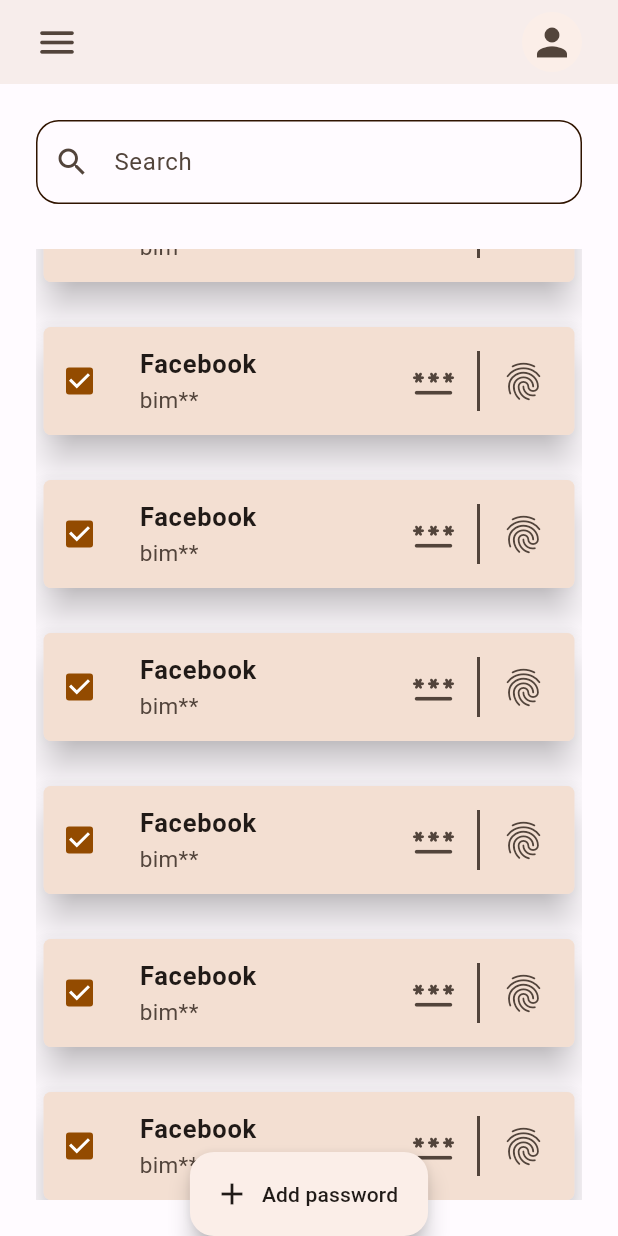
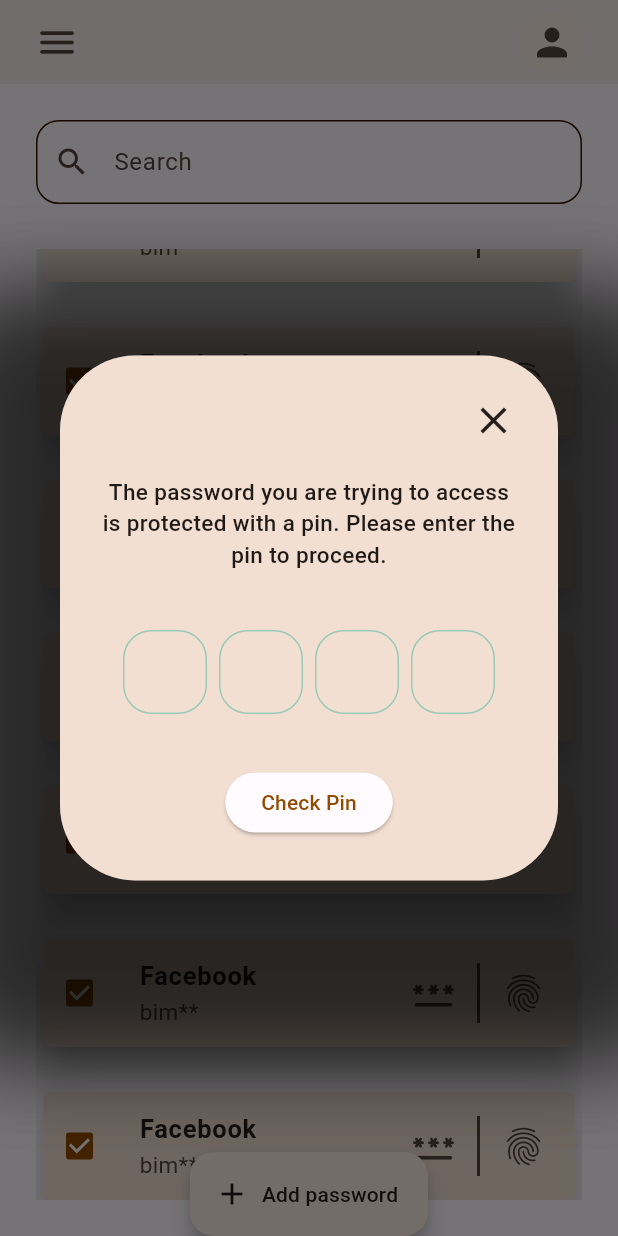
Before and after one commit to ck-lamib/Bimir-Lock, a Flutter app: the HomePage screen opened directly, scrolled down 80 dp, after a tap on the "password" icon, on a phone screen of 412 x 824 dp. Run offline on Flutter 3.47's test engine with Material 2 defaults, Android fonts, the phone set to English and light mode, and no system bars; drawn by our look-alikes of flutter_slidable, pinput; our stand-ins replace bloc, flutter_svg, introduction_screen, loading_animation_widget.

Commit message:
Add pin input custom dialog

```diff
--- a/lib/main.dart
+++ b/lib/main.dart
@@ -1,6 +1,5 @@
 import 'package:bimir_lock/utils/app_theme.dart';
-
-import 'package:bimir_lock/views/quotes_category.dart';
+import 'package:bimir_lock/views/change_access_pin.dart';
 
 import 'package:flutter/material.dart';
 
@@ -18,7 +17,7 @@ class BimirLock extends StatelessWidget {
       theme: lightTheme,
       darkTheme: darkTheme,
       debugShowCheckedModeBanner: false,
-      home: SelectQuotesCategory(),
+      home: ChangeAccessPinPage(),
     );
   }
 }
--- a/lib/widgets/access_pin.dart
+++ b/lib/widgets/access_pin.dart
@@ -3,9 +3,22 @@ import 'package:flutter/services.dart';
 import 'package:pinput/pinput.dart';
 
 class AccessPinWidget extends StatelessWidget {
-  AccessPinWidget({super.key});
+  final TextEditingController pinController;
+  final FocusNode? focusNode;
+  final TextInputAction? textInputAction;
+  final String? Function(String?)? validator;
+  final Function(String)? onCompleted;
 
-  final pinController = TextEditingController();
+  AccessPinWidget({
+    super.key,
+    required this.pinController,
+    this.focusNode,
+    this.textInputAction = TextInputAction.done,
+    this.validator,
+    this.onCompleted,
+  });
+
+  // final pinController = TextEditingController();
 
   final formKey = GlobalKey<FormState>();
 
@@ -28,14 +41,12 @@ class AccessPinWidget extends StatelessWidget {
         border: Border.all(color: borderColor),
       ),
     );
-    return Form(
-      key: formKey,
-      child: Pinput(
+    return Pinput(
       controller: pinController,
-        // focusNode: focusNode,
+      focusNode: focusNode,
       length: 4,
       keyboardType: TextInputType.number,
-        // textInputAction: TextInputAction.done,
+      textInputAction: textInputAction,
       inputFormatters: [
         FilteringTextInputFormatter.digitsOnly,
       ],
@@ -45,17 +56,12 @@ class AccessPinWidget extends StatelessWidget {
       androidSmsAutofillMethod: AndroidSmsAutofillMethod.smsUserConsentApi,
       listenForMultipleSmsOnAndroid: true,
       defaultPinTheme: defaultPinTheme,
-        validator: (value) {
-          // return value == '2222' ? null : 'Pin is incorrect';
-          return null;
-        },
+      validator: validator,
       hapticFeedbackType: HapticFeedbackType.lightImpact,
-        onCompleted: (pin) {
-          debugPrint('onCompleted: $pin');
-        },
-        onChanged: (value) {
-          debugPrint('onChanged: $value');
-        },
+      onCompleted: onCompleted,
+      // onChanged: (value) {
+      //   debugPrint('onChanged: $value');
+      // },
       cursor: Column(
         mainAxisAlignment: MainAxisAlignment.end,
         children: [
@@ -83,7 +89,6 @@ class AccessPinWidget extends StatelessWidget {
       errorPinTheme: defaultPinTheme.copyBorderWith(
         border: Border.all(color: theme.colorScheme.error),
       ),
-      ),
     );
   }
 }
--- /dev/null
+++ b/lib/widgets/pin_input_dialog.dart
@@ -0,0 +1,109 @@
+import 'package:bimir_lock/utils/validators.dart';
+import 'package:bimir_lock/widgets/access_pin.dart';
+import 'package:flutter/material.dart';
+
+class PinInputMenuDialog extends StatelessWidget {
+  final Function(String password) onConfirm;
+
+  final TextEditingController textController = TextEditingController();
+  PinInputMenuDialog({
+    super.key,
+    required this.onConfirm,
+  });
+  final GlobalKey<FormState> globalKey = GlobalKey<FormState>();
+
+  @override
+  Widget build(BuildContext context) {
+    var theme = Theme.of(context);
+    return Dialog(
+      shape: RoundedRectangleBorder(borderRadius: BorderRadius.circular(50)),
+      child: Column(
+        mainAxisSize: MainAxisSize.min,
+        children: [
+          Container(
+            decoration: BoxDecoration(
+              shape: BoxShape.rectangle,
+              borderRadius: BorderRadius.circular(50),
+              color: theme.colorScheme.surfaceVariant,
+              boxShadow: [
+                BoxShadow(
+                  blurRadius: 50,
+                  color: const Color(0xFF000000).withOpacity(0.4),
+                  spreadRadius: 80,
+                  offset: const Offset(0, 40),
+                ),
+                BoxShadow(
+                  blurRadius: 50,
+                  color: const Color(0xFF000000).withOpacity(0.4),
+                  spreadRadius: 80,
+                  offset: const Offset(0, 40),
+                ),
+              ],
+            ),
+            child: Padding(
+              padding: const EdgeInsets.all(28),
+              child: Column(
+                mainAxisAlignment: MainAxisAlignment.spaceAround,
+                crossAxisAlignment: CrossAxisAlignment.center,
+                children: [
+                  Row(
+                    mainAxisAlignment: MainAxisAlignment.end,
+                    children: [
+                      GestureDetector(
+                        onTap: () {
+                          Navigator.of(context).pop(true);
+                        },
+                        child: const Icon(
+                          Icons.close,
+                          size: 30,
+                        ),
+                      )
+                    ],
+                  ),
+                  const SizedBox(
+                    height: 22,
+                  ),
+                  const Text(
+                    textAlign: TextAlign.center,
+                    "The password you are trying to access is protected with a pin. Please enter the pin to proceed.",
+                    style: TextStyle(
+                      fontSize: 15,
+                      fontWeight: FontWeight.w500,
+                    ),
+                  ),
+                  const SizedBox(
+                    height: 40,
+                  ),
+                  Form(
+                    key: globalKey,
+                    child: Column(
+                      children: [
+                        AccessPinWidget(
+                          pinController: TextEditingController(),
+                          validator: Validators.checkPinField,
+                        ),
+                        const SizedBox(
+                          height: 15,
+                        ),
+                      ],
+                    ),
+                  ),
+                  const SizedBox(
+                    height: 20,
+                  ),
+                  ElevatedButton(
+                      onPressed: () {
+                        if (globalKey.currentState!.validate()) {
+                          onConfirm(textController.text);
+                        }
+                      },
+                      child: Text("Check Pin")),
+                ],
+              ),
+            ),
+          ),
+        ],
+      ),
+    );
+  }
+}
--- a/lib/widgets/slidable_list_tile.dart
+++ b/lib/widgets/slidable_list_tile.dart
@@ -1,3 +1,4 @@
+import 'package:bimir_lock/widgets/pin_input_dialog.dart';
 import 'package:flutter/material.dart';
 import 'package:flutter_slidable/flutter_slidable.dart';
 
@@ -38,7 +39,34 @@ class SlidableListTile extends StatelessWidget {
           children: [
             SlidableAction(
               borderRadius: BorderRadius.circular(15),
-              onPressed: (val) {},
+              onPressed: (val) {
+                showDialog(
+                    barrierDismissible: true,
+                    context: context,
+                    builder: (context) {
+                      return AlertDialog(
+                        title: const Text(
+                          "Do you want to delete?",
+                        ),
+                        actions: [
+                          TextButton(
+                            onPressed: () => Navigator.pop(context),
+                            child: const Text('Cancel',
+                                style: TextStyle(
+                                    // color: AppColor.secondaryTextColor,
+                                    )),
+                          ),
+                          TextButton(
+                            onPressed: () {},
+                            child: const Text('OK',
+                                style: TextStyle(
+                                    // color: Colors.red,
+                                    )),
+                          ),
+                        ],
+                      );
+                    });
+              },
               backgroundColor: theme.colorScheme.error,
               foregroundColor: Colors.white,
               icon: Icons.delete,
@@ -85,7 +113,18 @@ class SlidableListTile extends StatelessWidget {
               mainAxisSize: MainAxisSize.min,
               children: [
                 IconButton(
-                  onPressed: () {},
+                  onPressed: () {
+                    showDialog(
+                        barrierDismissible: true,
+                        context: context,
+                        builder: (context) {
+                          return PinInputMenuDialog(
+                            onConfirm: (pin) {
+                              print(pin);
+                            },
+                          );
+                        });
+                  },
                   icon: const Icon(
                     Icons.password_rounded,
                     size: 30,
```
Also changed, not shown: lib/utils/validators.dart (added, +32 -0 lines), lib/views/change_access_pin.dart (+23 -5 lines). Lines whose indentation alone changed are shown as unchanged.
